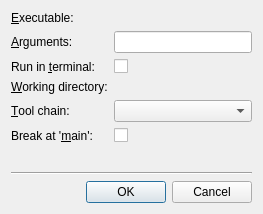
This is src/plugins/debugger/startexternaldialog.ui in qt-creator/qt-creator as Qt 5 draws it before an edit. The edited form follows.
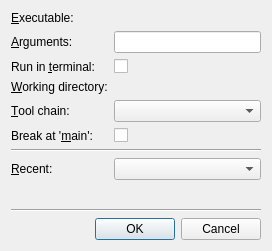
This is the edited form. Custom widgets are drawn as their Qt base class.

Commit message:
Debugger: Add "Recent:" combo for Start External/Remote.
- Add combo box listing the last 10 elements of history.
- Introduce parameter class for the dialogs that can stored/
  retrieved as a QSettings array using template helpers.
- Give dialogs a static 'run()' method that returns
  the DebuggerStartParameters to handle the history, move
  code from the debugger plugin to the dialogs.

```diff
--- a/src/plugins/debugger/startexternaldialog.ui
+++ b/src/plugins/debugger/startexternaldialog.ui
@@ -6,8 +6,8 @@
    <rect>
     <x>0</x>
     <y>0</y>
-    <width>263</width>
-    <height>214</height>
+    <width>272</width>
+    <height>251</height>
    </rect>
   </property>
   <property name="windowTitle">
@@ -107,6 +107,26 @@
        </property>
       </widget>
      </item>
+     <item row="7" column="0">
+      <widget class="QLabel" name="historyLabel">
+       <property name="text">
+        <string>&amp;Recent:</string>
+       </property>
+       <property name="buddy">
+        <cstring>historyComboBox</cstring>
+       </property>
+      </widget>
+     </item>
+     <item row="7" column="1">
+      <widget class="QComboBox" name="historyComboBox"/>
+     </item>
+     <item row="6" column="0" colspan="2">
+      <widget class="Line" name="historyLine">
+       <property name="orientation">
+        <enum>Qt::Horizontal</enum>
+       </property>
+      </widget>
+     </item>
     </layout>
    </item>
    <item>
```
The commit also changes 4 other files.
